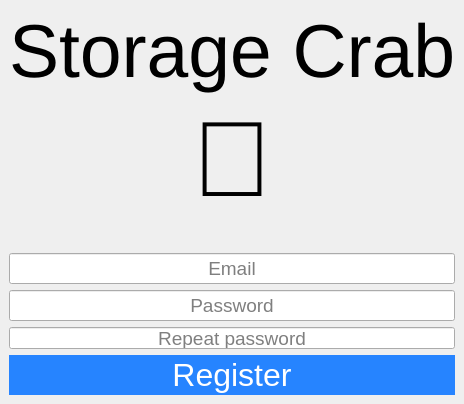
First picture: the form in forms/register_window.ui, repository hackpulsar/storage-crab-desktop, before the edit.
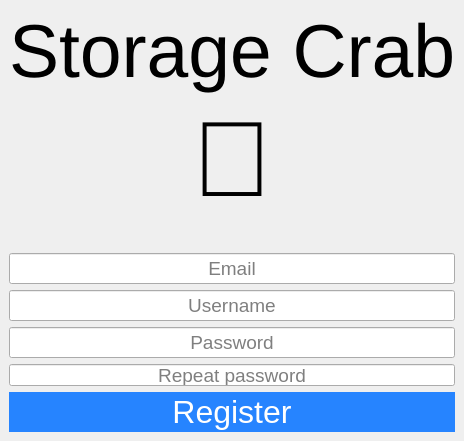
Second picture: the form after the edit.

Commit message: add register window & update root CMakeLists.txt

The edit to the form file:
```diff
--- a/forms/register_window.ui
+++ b/forms/register_window.ui
@@ -92,6 +92,19 @@
       </property>
      </widget>
     </item>
+    <item>
+     <widget class="QLineEdit" name="usernameLineEdit">
+      <property name="styleSheet">
+       <string notr="true">min-height: 1.25em;</string>
+      </property>
+      <property name="alignment">
+       <set>Qt::AlignCenter</set>
+      </property>
+      <property name="placeholderText">
+       <string>Username</string>
+      </property>
+     </widget>
+    </item>
     <item>
      <widget class="QLineEdit" name="passwordLineEdit">
       <property name="styleSheet">
```
Left out of the diff: 4 changed lines with no effect on the pictures. The commit also changes 8 other files.
